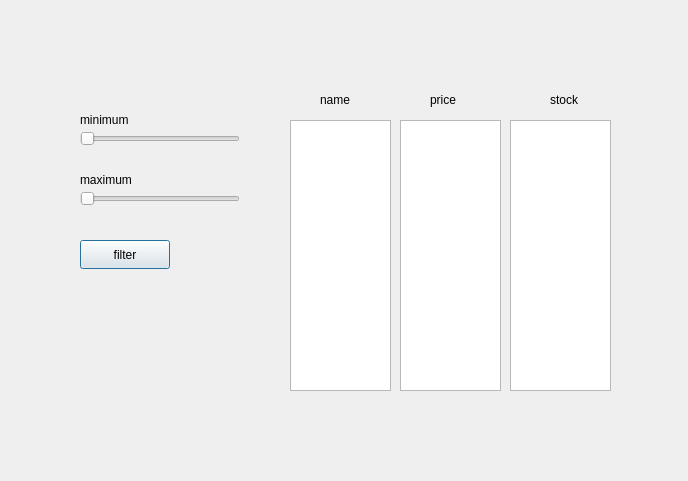
Before: the Qt Designer form online_store/price_filter.ui in niki548/Online_store, drawn with Qt 5.
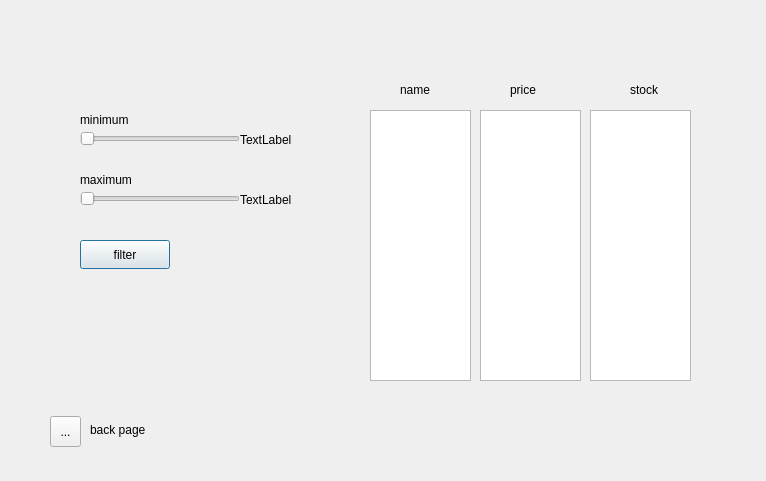
After: the same form once the commit is applied. Icons and pictures are not drawn.

```diff
--- a/online_store/price_filter.ui
+++ b/online_store/price_filter.ui
@@ -6,7 +6,7 @@
    <rect>
     <x>0</x>
     <y>0</y>
-    <width>688</width>
+    <width>766</width>
     <height>481</height>
    </rect>
   </property>
@@ -81,8 +81,8 @@
   <widget class="QListWidget" name="stock">
    <property name="geometry">
     <rect>
-     <x>510</x>
-     <y>120</y>
+     <x>590</x>
+     <y>110</y>
      <width>101</width>
      <height>271</height>
     </rect>
@@ -91,8 +91,8 @@
   <widget class="QLabel" name="label_3">
    <property name="geometry">
     <rect>
-     <x>550</x>
-     <y>90</y>
+     <x>630</x>
+     <y>80</y>
      <width>63</width>
      <height>20</height>
     </rect>
@@ -104,8 +104,8 @@
   <widget class="QListWidget" name="name">
    <property name="geometry">
     <rect>
-     <x>290</x>
-     <y>120</y>
+     <x>370</x>
+     <y>110</y>
      <width>101</width>
      <height>271</height>
     </rect>
@@ -114,8 +114,8 @@
   <widget class="QLabel" name="label_4">
    <property name="geometry">
     <rect>
-     <x>320</x>
-     <y>90</y>
+     <x>400</x>
+     <y>80</y>
      <width>63</width>
      <height>20</height>
     </rect>
@@ -127,8 +127,8 @@
   <widget class="QLabel" name="label_5">
    <property name="geometry">
     <rect>
-     <x>430</x>
-     <y>90</y>
+     <x>510</x>
+     <y>80</y>
      <width>63</width>
      <height>20</height>
     </rect>
@@ -140,13 +140,68 @@
   <widget class="QListWidget" name="price">
    <property name="geometry">
     <rect>
-     <x>400</x>
-     <y>120</y>
+     <x>480</x>
+     <y>110</y>
      <width>101</width>
      <height>271</height>
     </rect>
    </property>
   </widget>
+  <widget class="QToolButton" name="toolButton">
+   <property name="geometry">
+    <rect>
+     <x>50</x>
+     <y>416</y>
+     <width>31</width>
+     <height>31</height>
+    </rect>
+   </property>
+   <property name="text">
+    <string>...</string>
+   </property>
+   <property name="icon">
+    <iconset theme="QIcon::ThemeIcon::DocumentRevert"/>
+   </property>
+  </widget>
+  <widget class="QLabel" name="label_12">
+   <property name="geometry">
+    <rect>
+     <x>90</x>
+     <y>420</y>
+     <width>71</width>
+     <height>20</height>
+    </rect>
+   </property>
+   <property name="text">
+    <string>back page</string>
+   </property>
+  </widget>
+  <widget class="QLabel" name="min_lable">
+   <property name="geometry">
+    <rect>
+     <x>240</x>
+     <y>130</y>
+     <width>63</width>
+     <height>20</height>
+    </rect>
+   </property>
+   <property name="text">
+    <string>TextLabel</string>
+   </property>
+  </widget>
+  <widget class="QLabel" name="max_lable">
+   <property name="geometry">
+    <rect>
+     <x>240</x>
+     <y>190</y>
+     <width>63</width>
+     <height>20</height>
+    </rect>
+   </property>
+   <property name="text">
+    <string>TextLabel</string>
+   </property>
+  </widget>
  </widget>
  <resources/>
  <connections/>
```
